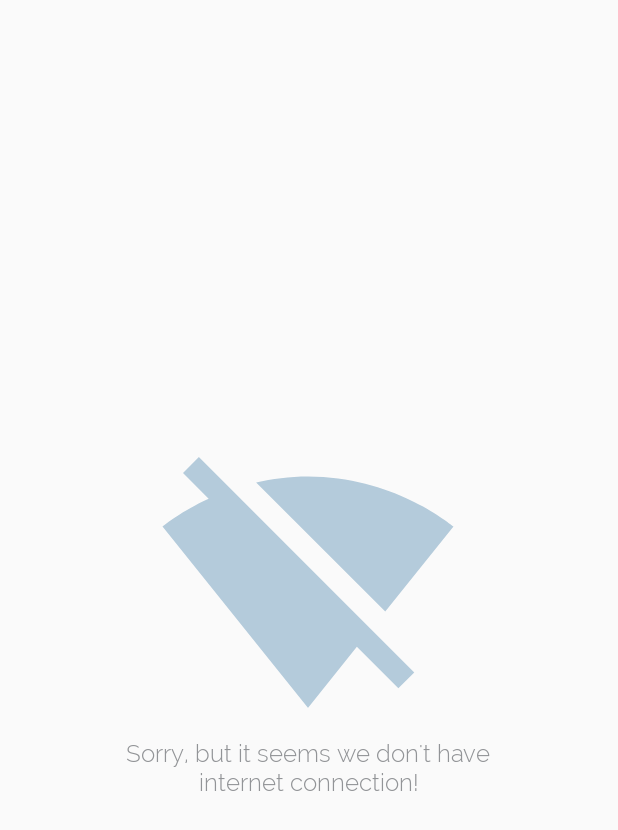
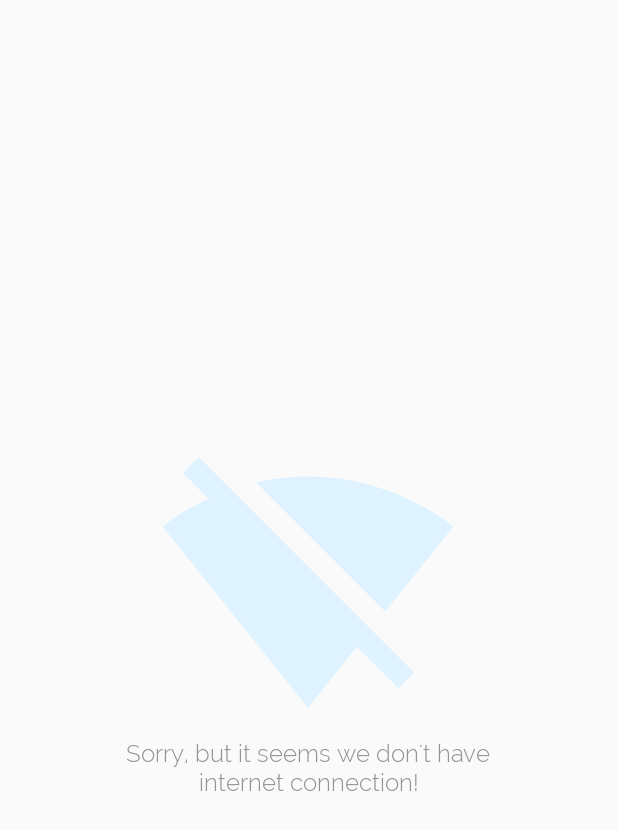
Before and after one commit to paulnunezm/Libellis, an Android app: the layout error_no_connectivity.xml on its own in the app's theme, with its tools: preview values and no code run, on a phone screen of 412 x 824 dp. Shown: the top 830 px of the screen. Run offline under Robolectric (Android 15) with nearby library versions, the phone set to English and light mode, and no system bars; Roboto replaces fonts that are not available here.

Commit message:
edit: changed colors

```diff
--- a/app/src/main/res/values/colors.xml
+++ b/app/src/main/res/values/colors.xml
@@ -4,13 +4,13 @@
     <color name="colorPrimaryDark">@color/blue_dark</color>
     <color name="colorAccent">@color/colorPrimary</color>
 
-    <color name="blue_dark">#316481</color>
-    <color name="blue">#437DA5</color>
+    <color name="blue_dark">#1D6DA2</color>
+    <color name="blue">#327DAF</color>
     <color name="blue_translucent">#aa437da5</color>
-    <color name="blue_light">#B4CBDB</color>
+    <color name="blue_light">#DEF3FF</color>
+    <color name="black">#333</color>
+    <color name="grey_dark">#5C5959</color>
+    <color name="grey_lighter">#cfd0d1</color>
     <color name="grey_light">#929497</color>
-    <color name="grey_lighter">#cfd0d1</color>
-    <color name="grey_dark">#404041</color>
     <color name="white">#fff</color>
-    <color name="black">#333</color>
 </resources>
```
